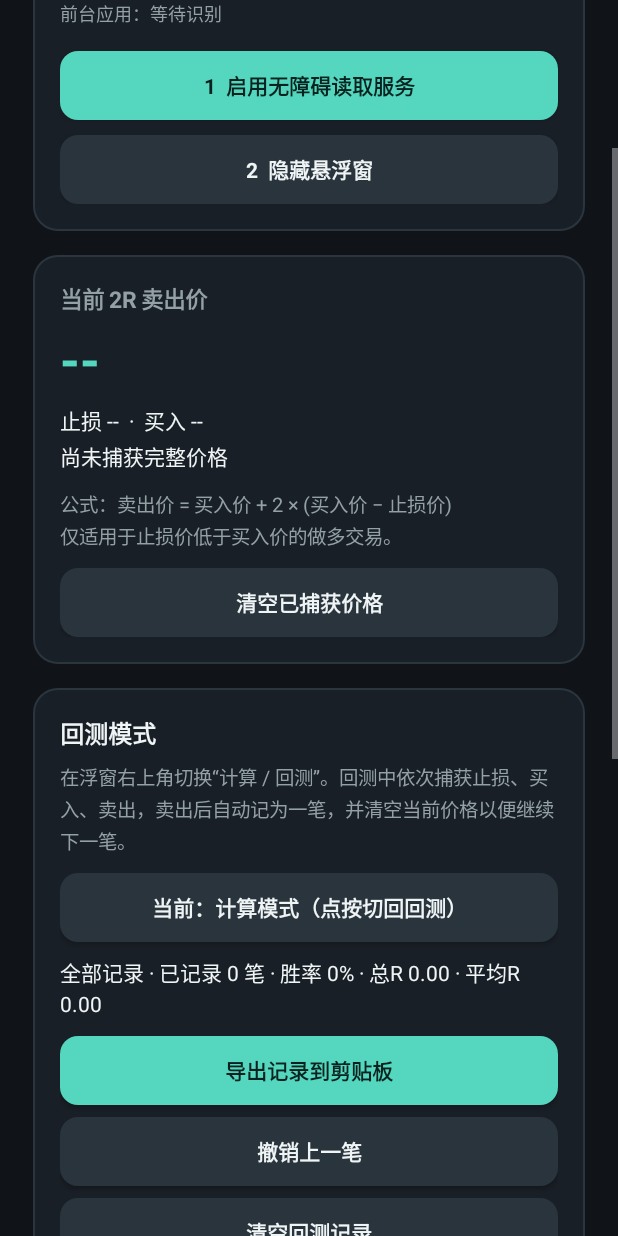
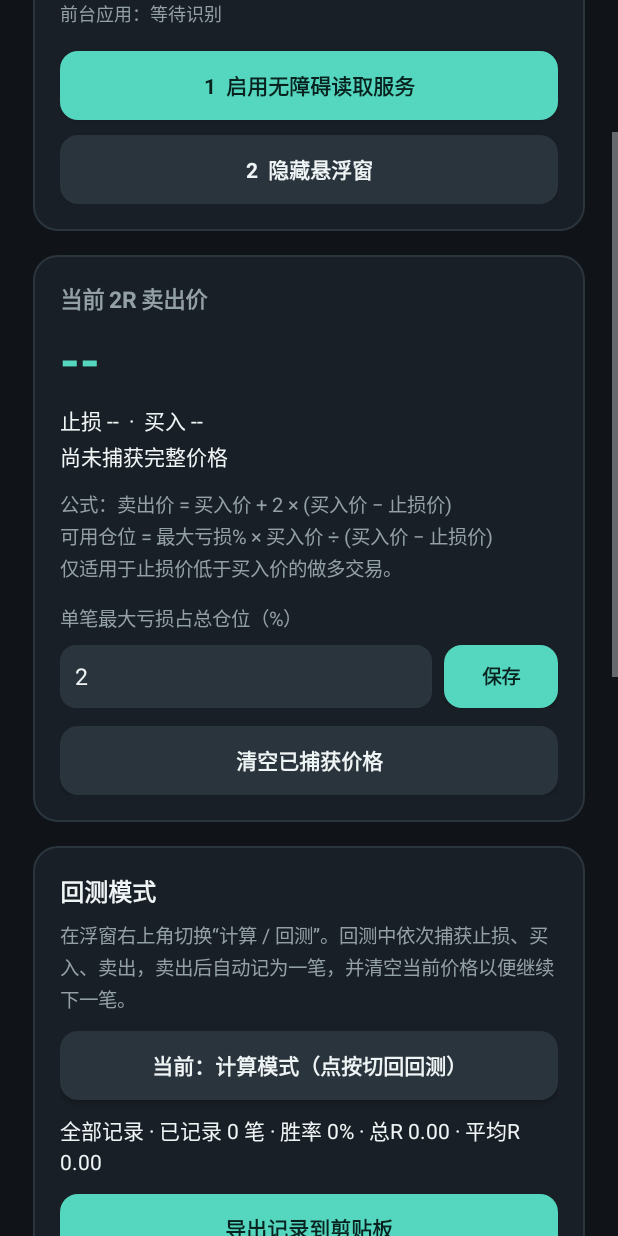
Before and after one commit to user-tq/CrosshairRisk, an Android app: the screen it shows after launch (MainActivity), scrolled down 576 dp, on a phone screen of 412 x 824 dp. Run offline under Robolectric (Android 15) with nearby library versions, the phone set to English and light mode, and no system bars.

Commit message:
feat: 计算模式新增单笔最大亏损比例与可用仓位计算
- 主界面新增“单笔最大亏损占总仓位（%）”设置，默认 2%，保存到本地
- RiskCalculator 新增 3 参重载与 positionPercent 字段：
  可用仓位 = 最大亏损% × 买入价 ÷ (买入价 − 止损价)
- 悬浮窗在捕获止损与买入后显示“保本价 · 建议仓位%”，
  仓位超过 100% 时以警示色提示超出可用资金
- 主界面同步显示可用仓位；设置变更时悬浮窗实时刷新
- 补充仓位计算单元测试，版本升级至 1.5.0

```diff
--- a/app/build.gradle
+++ b/app/build.gradle
@@ -10,8 +10,8 @@ android {
         applicationId 'com.crosshair.risk'
         minSdk 26
         targetSdk 35
-        versionCode 11
-        versionName '1.4.2'
+        versionCode 12
+        versionName '1.5.0'
     }
 
     buildTypes {
--- a/app/src/main/java/com/crosshair/risk/MainActivity.java
+++ b/app/src/main/java/com/crosshair/risk/MainActivity.java
@@ -11,9 +11,12 @@ import android.os.Bundle;
 import android.os.Handler;
 import android.os.Looper;
 import android.provider.Settings;
+import android.text.InputType;
+import android.view.Gravity;
 import android.view.View;
 import android.view.ViewGroup;
 import android.widget.Button;
+import android.widget.EditText;
 import android.widget.LinearLayout;
 import android.widget.ScrollView;
 import android.widget.TextView;
@@ -41,6 +44,7 @@ public final class MainActivity extends Activity {
     private TextView backtestList;
     private Button overlayButton;
     private Button modeButton;
+    private EditText maxLossInput;
     private SharedPreferences preferences;
 
     @Override
@@ -100,10 +104,43 @@ public final class MainActivity extends Activity {
         quoteCard.addView(detail, Ui.params(ViewGroup.LayoutParams.MATCH_PARENT,
                 ViewGroup.LayoutParams.WRAP_CONTENT, 8, this));
         TextView formula = Ui.text(this,
-                "公式：卖出价 = 买入价 + 2 × (买入价 − 止损价)\n仅适用于止损价低于买入价的做多交易。",
+                "公式：卖出价 = 买入价 + 2 × (买入价 − 止损价)\n"
+                        + "可用仓位 = 最大亏损% × 买入价 ÷ (买入价 − 止损价)\n"
+                        + "仅适用于止损价低于买入价的做多交易。",
                 13, Ui.MUTED);
         quoteCard.addView(formula, Ui.params(ViewGroup.LayoutParams.MATCH_PARENT,
                 ViewGroup.LayoutParams.WRAP_CONTENT, 12, this));
+
+        TextView lossLabel = Ui.text(this, "单笔最大亏损占总仓位（%）", 13, Ui.MUTED);
+        quoteCard.addView(lossLabel, Ui.params(ViewGroup.LayoutParams.MATCH_PARENT,
+                ViewGroup.LayoutParams.WRAP_CONTENT, 14, this));
+
+        LinearLayout lossRow = new LinearLayout(this);
+        lossRow.setGravity(Gravity.CENTER_VERTICAL);
+        maxLossInput = new EditText(this);
+        maxLossInput.setInputType(InputType.TYPE_CLASS_NUMBER
+                | InputType.TYPE_NUMBER_FLAG_DECIMAL);
+        maxLossInput.setSingleLine(true);
+        maxLossInput.setTextSize(15);
+        maxLossInput.setTextColor(Ui.WHITE);
+        maxLossInput.setHint("2");
+        maxLossInput.setHintTextColor(Ui.MUTED);
+        maxLossInput.setPadding(Ui.dp(this, 10), 0, Ui.dp(this, 10), 0);
+        maxLossInput.setBackground(Ui.outlined(Ui.BUTTON, Color.rgb(43, 53, 62), 10, this));
+        maxLossInput.setText(formatMaxLoss());
+        lossRow.addView(maxLossInput, new LinearLayout.LayoutParams(0, Ui.dp(this, 42), 1));
+
+        Button saveLoss = Ui.button(this, "保存", true);
+        saveLoss.setTextSize(13);
+        saveLoss.setMinHeight(0);
+        saveLoss.setMinimumHeight(0);
+        saveLoss.setOnClickListener(view -> saveMaxLossPercent());
+        LinearLayout.LayoutParams saveParams = new LinearLayout.LayoutParams(
+                Ui.dp(this, 76), Ui.dp(this, 42));
+        saveParams.leftMargin = Ui.dp(this, 8);
+        lossRow.addView(saveLoss, saveParams);
+        quoteCard.addView(lossRow, Ui.params(ViewGroup.LayoutParams.MATCH_PARENT,
+                ViewGroup.LayoutParams.WRAP_CONTENT, 8, this));
 
         Button clear = Ui.button(this, "清空已捕获价格", false);
         clear.setOnClickListener(view -> sendControl(State.ACTION_CLEAR));
@@ -162,8 +199,9 @@ public final class MainActivity extends Activity {
                 "1. 启用服务并显示悬浮窗。\n"
                         + "2. 打开通达信，长按 K 线调出十字光标。\n"
                         + "3. 分别点击“捕获止损”和“捕获买入”，浮窗会同时识别股票名称和代码。\n"
-                        + "4. 核对两个价格后，查看实时计算的 2R 卖出价。\n"
-                        + "5. 点击浮窗右上角“复制”，即可得到包含股票名称、代码、止损价、买入价和买入日期的记录。\n\n"
+                        + "4. 核对两个价格后，查看实时计算的 2R 卖出价和可用仓位。\n"
+                        + "5. 点击浮窗右上角“复制”，即可得到包含股票名称、代码、止损价、买入价和买入日期的记录。\n"
+                        + "6. 在“当前 2R 卖出价”卡片中设置单笔最大亏损占总仓位百分比（默认 2%），捕获止损与买入后浮窗会显示建议仓位。\n\n"
                         + "若提示无法识别，点击浮窗右下角“诊断”，再回本页查看元素结果。",
                 14, Ui.MUTED);
         helpCard.addView(steps, Ui.params(ViewGroup.LayoutParams.MATCH_PARENT,
@@ -199,6 +237,35 @@ public final class MainActivity extends Activity {
                 Ui.dp(this, 18), Ui.dp(this, 18));
         card.setBackground(Ui.outlined(Ui.CARD, Color.rgb(43, 53, 62), 16, this));
         return card;
+    }
+
+    private float maxLossPercent() {
+        return preferences.getFloat(State.KEY_MAX_LOSS_PERCENT,
+                (float) RiskCalculator.DEFAULT_MAX_LOSS_PERCENT);
+    }
+
+    private String formatMaxLoss() {
+        String value = String.valueOf(maxLossPercent());
+        return value.endsWith(".0") ? value.substring(0, value.length() - 2) : value;
+    }
+
+    private void saveMaxLossPercent() {
+        String raw = maxLossInput.getText().toString().trim();
+        double value;
+        try {
+            value = Double.parseDouble(raw);
+        } catch (NumberFormatException error) {
+            Toast.makeText(this, "请输入 0~100 之间的数字", Toast.LENGTH_SHORT).show();
+            return;
+        }
+        if (value <= 0 || value > 100) {
+            Toast.makeText(this, "最大亏损比例需在 0~100 之间", Toast.LENGTH_SHORT).show();
+            return;
+        }
+        preferences.edit().putFloat(State.KEY_MAX_LOSS_PERCENT, (float) value).apply();
+        Toast.makeText(this, "已保存：单笔最大亏损 " + formatMaxLoss() + "%", Toast.LENGTH_SHORT)
+                .show();
+        refreshState();
     }
 
     private void copyDiagnostics() {
@@ -306,11 +373,18 @@ public final class MainActivity extends Activity {
 
         if (!stop.isEmpty() && !buy.isEmpty()) {
             try {
-                RiskCalculator.Calculation result = RiskCalculator.calculate(stop, buy);
+                RiskCalculator.Calculation result =
+                        RiskCalculator.calculate(stop, buy, maxLossPercent());
                 quote.setText(result.target);
                 quote.setTextColor(Ui.ACCENT);
+                boolean overAllIn = Double.parseDouble(result.positionPercent) > 100;
+                String positionLine = "可用仓位 " + result.positionPercent + "%"
+                        + (overAllIn
+                        ? "（超出可用资金）"
+                        : "（单笔最大亏损 " + formatMaxLoss() + "%）");
                 detail.setText(stockLine + "止损 " + result.stop + "  ·  买入 " + result.buy
                         + "\n每股风险 " + result.risk + "  ·  2R 收益 " + result.profit
+                        + "\n" + positionLine
                         + "\n" + message);
             } catch (IllegalArgumentException error) {
                 quote.setText("--");
--- a/app/src/main/java/com/crosshair/risk/State.java
+++ b/app/src/main/java/com/crosshair/risk/State.java
@@ -16,6 +16,7 @@ final class State {
     static final String KEY_SELL_DATE = "sell_date";
     static final String KEY_MODE = "app_mode";
     static final String KEY_BACKTEST_LOG = "backtest_log";
+    static final String KEY_MAX_LOSS_PERCENT = "max_loss_percent";
 
     static final String ACTION_TOGGLE = "com.crosshair.risk.action.TOGGLE";
     static final String ACTION_CLEAR = "com.crosshair.risk.action.CLEAR";
```
Also changed, not shown: app/src/main/java/com/crosshair/risk/CrosshairAccessibilityService.java (+21 -4 lines), app/src/main/java/com/crosshair/risk/RiskCalculator.java (+21 -2 lines), 1 other file.
